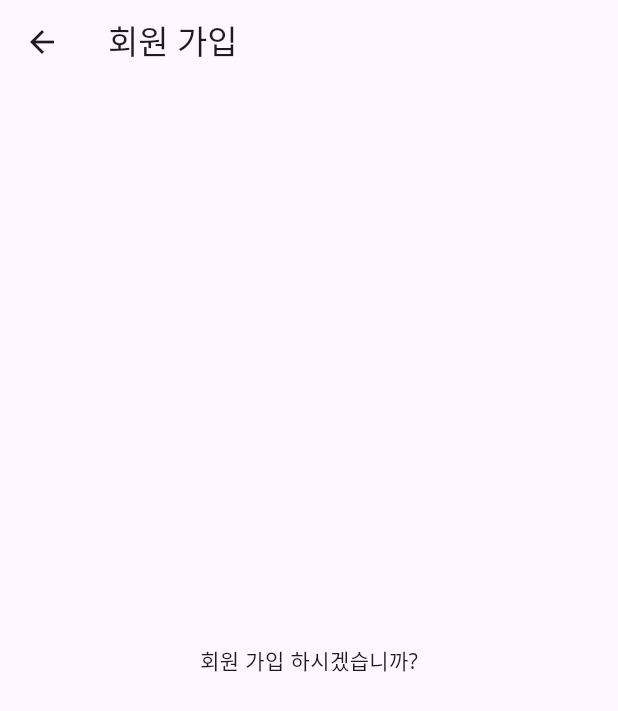
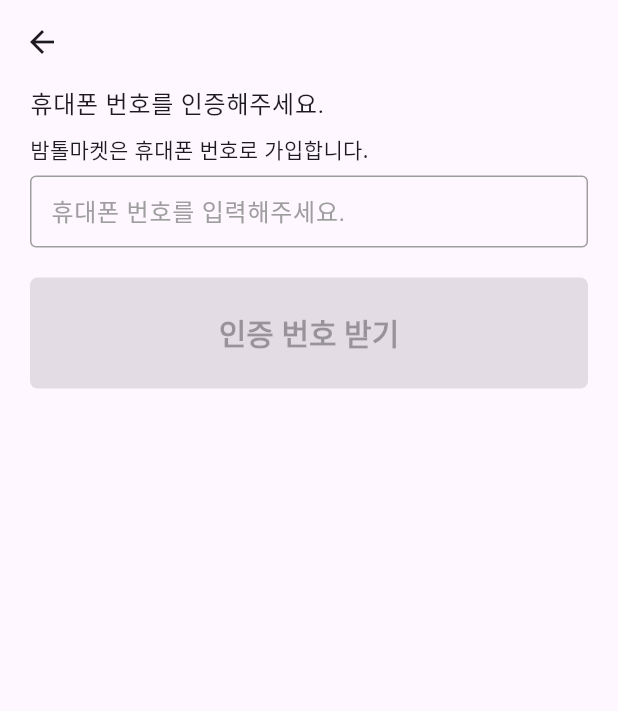
Before and after one commit to Hong-mae/carrot_market_app, a Flutter app: the RegistPage screen opened by its route, on a phone screen of 412 x 824 dp. Shown: the top 711 px of the screen. Run offline on Flutter 3.47's test engine with Material 3 defaults, Android fonts, the phone set to English and light mode, and no system bars; our stand-ins replace equatable, get, logger; network calls fail; Roboto replaces fonts that are missing (Noto Sans).

Commit message:
Update
1. Regist Form add

```diff
--- a/lib/src/screens/auth/login.dart
+++ b/lib/src/screens/auth/login.dart
@@ -54,7 +54,6 @@ class _LoginPageState extends State<LoginPage> {
               controller: _phoneCtrl,
               keyboardType: TextInputType.phone,
             ),
-            const SizedBox(height: 8),
             LabelTextField(
               label: '비밀번호',
               hintText: '비밀번호를 입력해주세요.',
--- a/lib/src/screens/auth/regist.dart
+++ b/lib/src/screens/auth/regist.dart
@@ -1,13 +1,98 @@
+import 'package:carrot_market_app/src/controllers/auth_controller.dart';
 import 'package:flutter/material.dart';
+import 'package:get/get.dart';
 
-class RegistPage extends StatelessWidget {
+class RegistPage extends StatefulWidget {
   const RegistPage({super.key});
+
+  @override
+  State<RegistPage> createState() => _RegistPageState();
+}
+
+class _RegistPageState extends State<RegistPage> {
+  final authCtrl = Get.put(AuthController());
+  final TextEditingController _phoneCtrl = TextEditingController();
+  final TextEditingController _codeCtrl = TextEditingController();
+
+  @override
+  void initState() {
+    super.initState();
+    _phoneCtrl.addListener(() {
+      authCtrl.updateButtonState(_phoneCtrl);
+    });
+  }
+
+  @override
+  void dispose() {
+    _phoneCtrl.removeListener(() {
+      authCtrl.updateButtonState(_phoneCtrl);
+    });
+    super.dispose();
+  }
+
+  void _submit() {
+    authCtrl.requestVerificationCode(_phoneCtrl.text);
+  }
+
+  void _confirm() async {
+    bool result = await authCtrl.verifyPhoneNumber(_codeCtrl.text);
+    if (result) {
+      Get.to(() => const RegistPage());
+    }
+  }
 
   @override
   Widget build(BuildContext context) {
     return Scaffold(
-      appBar: AppBar(title: Text('회원 가입')),
-      body: Center(child: Text('회원 가입 하시겠습니까?')),
+      appBar: AppBar(),
+      body: Padding(
+        padding: const EdgeInsets.symmetric(horizontal: 20),
+        child: ListView(
+          children: [
+            Text(
+              '휴대폰 번호를 인증해주세요.',
+              style: Theme.of(context).textTheme.bodyLarge,
+            ),
+            const SizedBox(height: 8),
+            const Text('밤톨마켓은 휴대폰 번호로 가입합니다.'),
+            const SizedBox(height: 8),
+            TextField(
+              controller: _phoneCtrl,
+              keyboardType: TextInputType.phone,
+              style: const TextStyle(fontSize: 16),
+              decoration: const InputDecoration(hintText: '휴대폰 번호를 입력해주세요.'),
+            ),
+            const SizedBox(height: 20),
+            Obx(
+              () => ElevatedButton(
+                onPressed: authCtrl.isButtonEnabled.value ? _submit : null,
+                child: const Text('인증 번호 받기'),
+              ),
+            ),
+            Obx(
+              () => Visibility(
+                visible: authCtrl.showVerifyForm.value,
+                child: Column(
+                  mainAxisSize: MainAxisSize.min,
+                  children: [
+                    SizedBox(height: 20),
+                    TextField(
+                      controller: _codeCtrl,
+                      style: TextStyle(fontSize: 16),
+                      decoration: InputDecoration(hintText: '인증 번호를 입력해주세요.'),
+                    ),
+                    SizedBox(height: 20),
+                    ElevatedButton(
+                      onPressed: _confirm,
+                      child: Text('인증 번호 확인'),
+                    ),
+                  ],
+                ),
+              ),
+            ),
+          ],
+        ),
+      ),
     );
   }
 }
--- a/lib/src/screens/feed/index.dart
+++ b/lib/src/screens/feed/index.dart
@@ -12,7 +12,7 @@ class IndexPage extends StatefulWidget {
 }
 
 class _IndexPageState extends State<IndexPage> {
-  int _currentPage = 1;
+  final int _currentPage = 1;
   final FeedController feedCtrl = Get.put(FeedController());
 
   @override
```
Also changed, not shown: lib/src/controllers/auth_controller.dart (+68 -1 lines), lib/src/providers/auth_provider.dart (added, +29 -0 lines), lib/src/screens/auth/regist_form.dart (added, +80 -0 lines).
